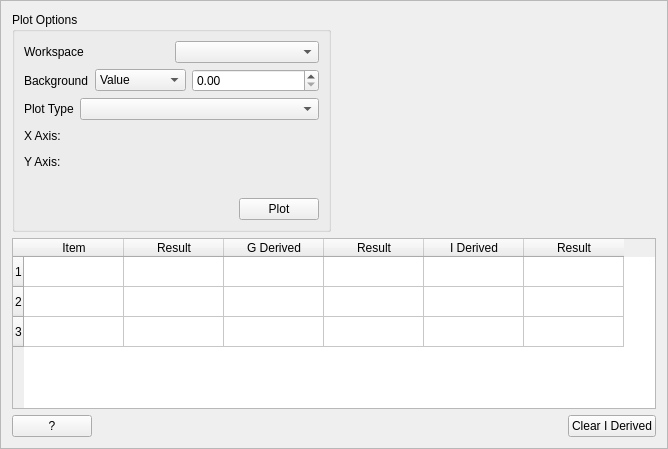
First picture: the form in Code/Mantid/MantidQt/CustomInterfaces/inc/MantidQtCustomInterfaces/SANSPlotSpecial.ui, repository mantidproject/mantid, before the edit.
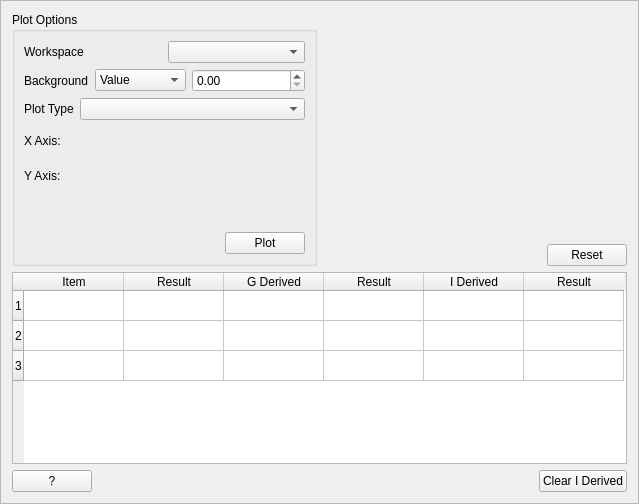
Second picture: the form after the edit. Custom widgets are drawn as their Qt base class.

Commit message: refs #2197 - isis sans display tab - better control of fitting range.

```diff
--- a/Code/Mantid/MantidQt/CustomInterfaces/inc/MantidQtCustomInterfaces/SANSPlotSpecial.ui
+++ b/Code/Mantid/MantidQt/CustomInterfaces/inc/MantidQtCustomInterfaces/SANSPlotSpecial.ui
@@ -5,8 +5,8 @@
    <rect>
     <x>0</x>
     <y>0</y>
-    <width>668</width>
-    <height>449</height>
+    <width>639</width>
+    <height>504</height>
    </rect>
   </property>
   <property name="windowTitle" >
@@ -251,6 +251,8 @@
       </widget>
      </item>
      <item>
+      <layout class="QVBoxLayout" name="verticalLayout_5" >
+       <item>
       <widget class="QwtPlot" name="plotWindow" >
        <property name="sizePolicy" >
         <sizepolicy vsizetype="Expanding" hsizetype="Expanding" >
@@ -260,12 +262,38 @@
        </property>
       </widget>
      </item>
+       <item>
+        <layout class="QHBoxLayout" name="horizontalLayout_5" >
+         <item>
+          <spacer name="horizontalSpacer_5" >
+           <property name="orientation" >
+            <enum>Qt::Horizontal</enum>
+           </property>
+           <property name="sizeHint" stdset="0" >
+            <size>
+             <width>40</width>
+             <height>20</height>
+            </size>
+           </property>
+          </spacer>
+         </item>
+         <item>
+          <widget class="QPushButton" name="pbResetRangeSelectors" >
+           <property name="text" >
+            <string>Reset</string>
+           </property>
+          </widget>
+         </item>
+        </layout>
+       </item>
+      </layout>
+     </item>
     </layout>
    </item>
    <item>
     <widget class="QTableWidget" name="tbDerived" >
      <property name="sizePolicy" >
-      <sizepolicy vsizetype="Expanding" hsizetype="Expanding" >
+      <sizepolicy vsizetype="Maximum" hsizetype="Expanding" >
        <horstretch>0</horstretch>
        <verstretch>0</verstretch>
       </sizepolicy>
```
Left out of the diff: 2 changed lines with no effect on the pictures. Lines whose indentation alone changed are shown as unchanged. The commit also changes 4 other files.
